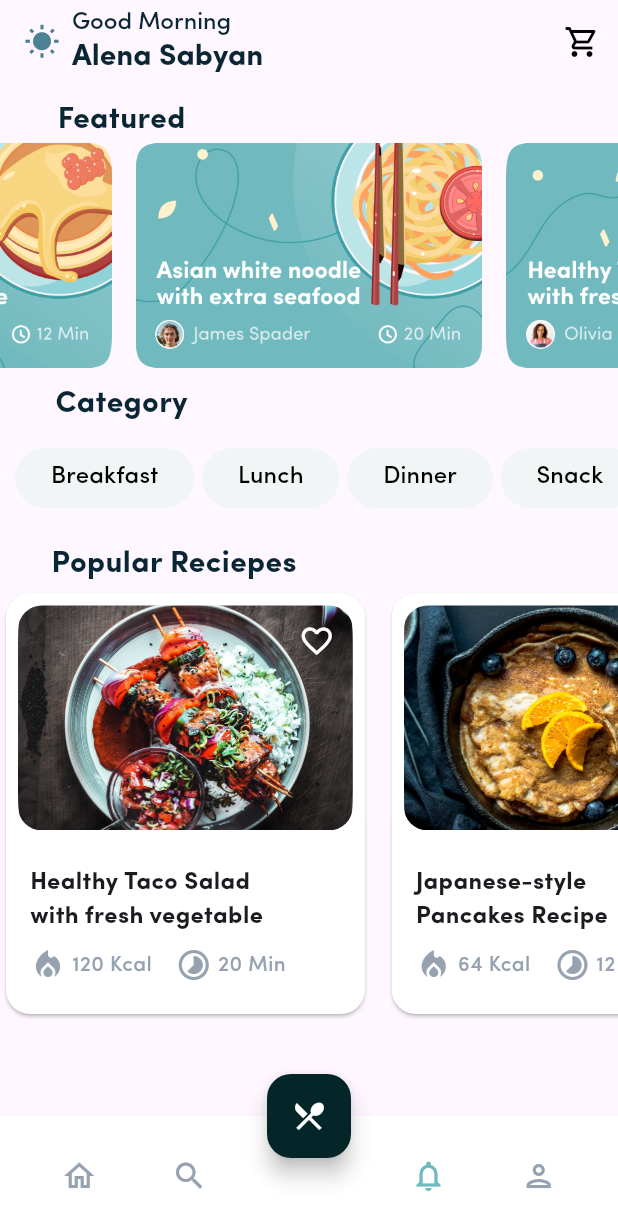
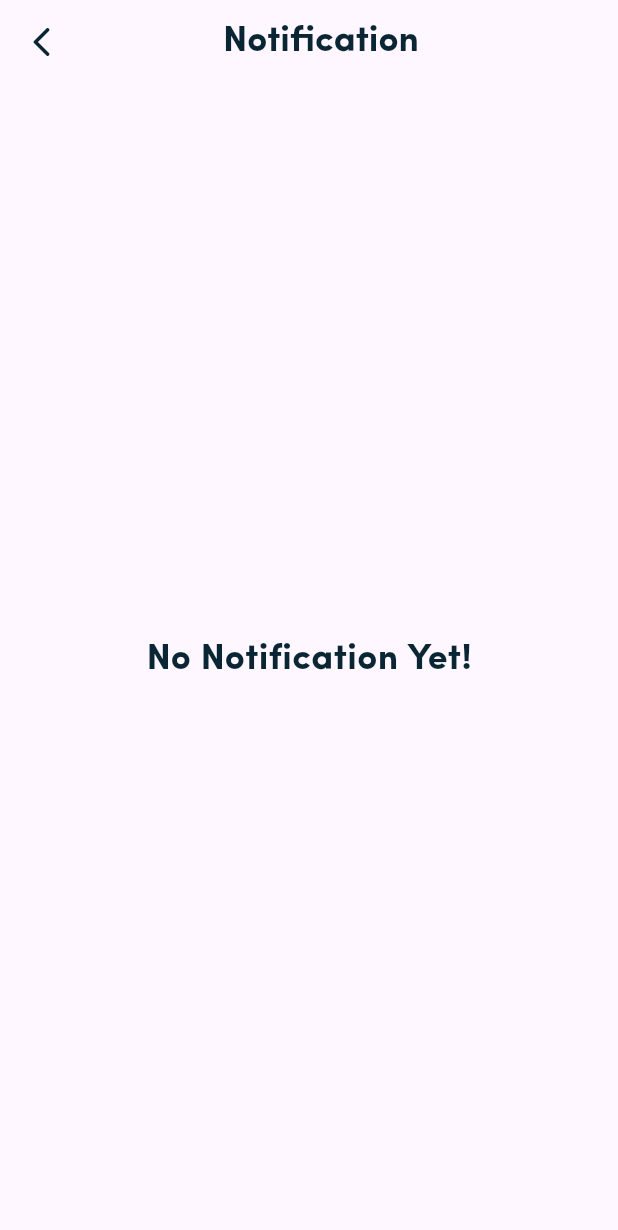
Before and after one commit to Priyanshg0211/MealTIme-App, a Flutter app: the HomeScreen screen opened directly, after a tap on the "notifications" icon, on a phone screen of 412 x 824 dp. Shown: the top 1230 px of the screen. Run offline on Flutter 3.47's test engine with Material 3 defaults, Android fonts, the phone set to English and light mode, and no system bars; drawn by our look-alikes of carousel_slider; our stand-ins replace lottie.

Commit message:
Created the UI of Notification Screen

```diff
--- a/lib/Screens/Homescreen/Homescreen.dart
+++ b/lib/Screens/Homescreen/Homescreen.dart
@@ -3,6 +3,7 @@ import 'package:flutter/cupertino.dart';
 import 'package:flutter/material.dart';
 import 'package:flutter/widgets.dart';
 import 'package:mealtime/Screens/Homescreen/MealAI.dart';
+import 'package:mealtime/Screens/Homescreen/NotificationScreen.dart';
 import 'package:mealtime/Screens/Homescreen/SearchScreen.dart';
 
 class HomeScreen extends StatefulWidget {
@@ -527,6 +528,10 @@ class _HomeScreenState extends State<HomeScreen> {
                 setState(() {
                   _selectedIndex = 2;
                 });
+                Navigator.push(
+                    context,
+                    MaterialPageRoute(
+                        builder: (context) => NotificationScreen()));
               },
             ),
             IconButton(
--- /dev/null
+++ b/lib/Screens/Homescreen/NotificationScreen.dart
@@ -0,0 +1,55 @@
+import 'package:flutter/material.dart';
+import 'package:mealtime/Screens/Homescreen/Homescreen.dart';
+
+class NotificationScreen extends StatefulWidget {
+  const NotificationScreen({super.key});
+
+  @override
+  State<NotificationScreen> createState() => _NotificationScreenState();
+}
+
+class _NotificationScreenState extends State<NotificationScreen> {
+  @override
+  Widget build(BuildContext context) {
+    return Scaffold(
+      appBar: AppBar(
+        leading: IconButton(
+          onPressed: () {
+            Navigator.push(
+                context, MaterialPageRoute(builder: (context) => HomeScreen()));
+          },
+          icon: Icon(
+            Icons.arrow_back_ios_rounded,
+            color: Color(0xff0A2533),
+          ),
+        ),
+        title: Center(
+          child: Container(
+            margin: EdgeInsets.only(right: 40),
+            child: Text(
+              textAlign: TextAlign.center,
+              "Notification",
+              style: TextStyle(
+                fontFamily: 'SofiaPro',
+                fontSize: 24,
+                fontWeight: FontWeight.bold,
+                color: Color(0xff0A2533),
+              ),
+            ),
+          ),
+        ),
+      ),
+      body: Center(
+        child: Text(
+          "No Notification Yet!",
+          style: TextStyle(
+            fontFamily: 'SofiaPro',
+            fontSize: 24,
+            fontWeight: FontWeight.bold,
+            color: Color(0xff0A2533),
+          ),
+        ),
+      ),
+    );
+  }
+}
```
